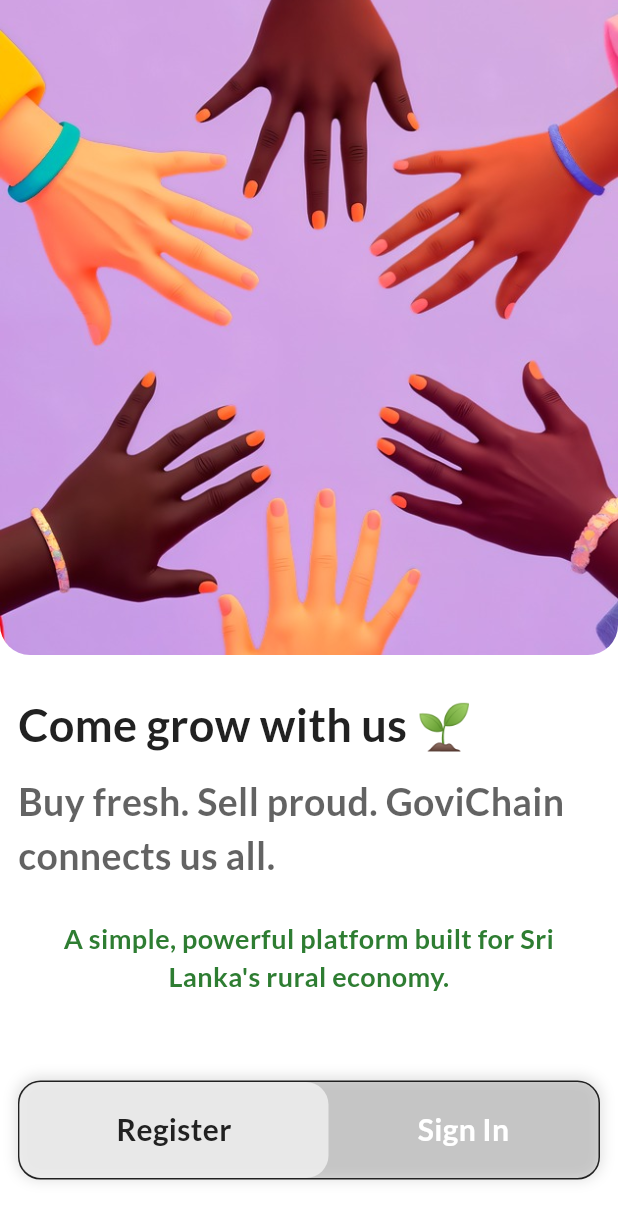
After one commit to nuwan-dharmarathna/codefest-hackathon-2025, a Flutter app: the WelcomeScreen screen opened by its route, on a phone screen of 412 x 824 dp. The commit adds this screen. Shown: the top 1221 px of the screen. Run offline on Flutter 3.47's test engine with Material 3 defaults, Android fonts, the phone set to English and light mode, and no system bars; our stand-ins replace go_router, google_fonts, smooth_page_indicator.

Commit message:
Add routing and screen implementations for onboarding flow
- Implemented GoRouter for navigation in the app.
- Created RouterNames class to manage route names.
- Developed SigninScreen and SignupScreen with basic UI.
- Added WelcomeScreen with navigation to Sign In and Register options.
- Introduced SplashScreen and OnboardingScreen as part of the onboarding process.

```diff
--- a/src/frontend/lib/main.dart
+++ b/src/frontend/lib/main.dart
@@ -1,5 +1,5 @@
 import 'package:flutter/material.dart';
-import 'package:frontend/screens/splash_screen.dart';
+import 'package:frontend/routers/router.dart';
 import 'package:frontend/utils/theme_data.dart';
 
 void main() {
@@ -11,12 +11,12 @@ class MyApp extends StatelessWidget {
 
   @override
   Widget build(BuildContext context) {
-    return MaterialApp(
+    return MaterialApp.router(
       title: "GoviChain",
       debugShowCheckedModeBanner: false,
       theme: lightMode,
       darkTheme: darkMode,
-      home: SplashScreen(),
+      routerConfig: RouterClass().router,
     );
   }
 }
--- /dev/null
+++ b/src/frontend/lib/routers/router.dart
@@ -0,0 +1,39 @@
+import 'package:frontend/routers/router_names.dart';
+import 'package:frontend/screens/onboarding_screen.dart';
+import 'package:frontend/screens/signIn_screen.dart';
+import 'package:frontend/screens/signUp_screen.dart';
+import 'package:frontend/screens/splash_screen.dart';
+import 'package:frontend/screens/welcome_screen.dart';
+import 'package:go_router/go_router.dart';
+
+class RouterClass {
+  final router = GoRouter(
+    routes: [
+      GoRoute(
+        path: "/",
+        name: RouterNames.splash,
+        builder: (context, state) => SplashScreen(),
+      ),
+      GoRoute(
+        path: "/onboarding",
+        name: RouterNames.onboarding,
+        builder: (context, state) => OnboardingScreen(),
+      ),
+      GoRoute(
+        path: "/welcome",
+        name: RouterNames.welcome,
+        builder: (context, state) => WelcomeScreen(),
+      ),
+      GoRoute(
+        path: "/signIn",
+        name: RouterNames.signIn,
+        builder: (context, state) => SigninScreen(),
+      ),
+      GoRoute(
+        path: "/signUp",
+        name: RouterNames.signUp,
+        builder: (context, state) => SignupScreen(),
+      ),
+    ],
+  );
+}
--- /dev/null
+++ b/src/frontend/lib/routers/router_names.dart
@@ -0,0 +1,7 @@
+class RouterNames {
+  static const String splash = "/";
+  static const String onboarding = "/onboarding";
+  static const String welcome = "/welcome";
+  static const String signIn = "/signIn";
+  static const String signUp = "/signUp";
+}
--- a/src/frontend/lib/screens/onboarding_screen.dart
+++ b/src/frontend/lib/screens/onboarding_screen.dart
@@ -1,8 +1,11 @@
 import 'package:flutter/material.dart';
 import 'package:frontend/data/onboarding_data.dart';
 import 'package:frontend/models/onboarding_model.dart';
-import 'package:frontend/screens/user_data_form.dart';
+import 'package:frontend/routers/router.dart';
+import 'package:frontend/routers/router_names.dart';
+import 'package:frontend/screens/welcome_screen.dart';
 import 'package:frontend/widgets/custom_button.dart';
+import 'package:go_router/go_router.dart';
 import 'package:smooth_page_indicator/smooth_page_indicator.dart';
 
 class OnboardingScreen extends StatefulWidget {
@@ -75,12 +78,7 @@ class _OnboardingScreenState extends State<OnboardingScreen> {
                         )
                       : GestureDetector(
                           onTap: () {
-                            Navigator.push(
-                              context,
-                              MaterialPageRoute(
-                                builder: (context) => UserDataForm(),
-                              ),
-                            );
+                            GoRouter.of(context).pushNamed(RouterNames.welcome);
                           },
                           child: CustomButton(
                             title: showDetailsPage ? "Get Started" : "Next",
--- /dev/null
+++ b/src/frontend/lib/screens/signIn_screen.dart
@@ -0,0 +1,15 @@
+import 'package:flutter/material.dart';
+
+class SigninScreen extends StatelessWidget {
+  const SigninScreen({super.key});
+
+  @override
+  Widget build(BuildContext context) {
+    return Scaffold(
+      appBar: AppBar(
+        backgroundColor: Theme.of(context).scaffoldBackgroundColor,
+      ),
+      body: Text("Login"),
+    );
+  }
+}
--- /dev/null
+++ b/src/frontend/lib/screens/signUp_screen.dart
@@ -0,0 +1,15 @@
+import 'package:flutter/material.dart';
+
+class SignupScreen extends StatelessWidget {
+  const SignupScreen({super.key});
+
+  @override
+  Widget build(BuildContext context) {
+    return Scaffold(
+      appBar: AppBar(
+        backgroundColor: Theme.of(context).scaffoldBackgroundColor,
+      ),
+      body: Text("Register"),
+    );
+  }
+}
--- a/src/frontend/lib/screens/splash_screen.dart
+++ b/src/frontend/lib/screens/splash_screen.dart
@@ -1,5 +1,7 @@
 import 'package:flutter/material.dart';
+import 'package:frontend/routers/router_names.dart';
 import 'package:frontend/screens/onboarding_screen.dart';
+import 'package:go_router/go_router.dart';
 
 class SplashScreen extends StatefulWidget {
   const SplashScreen({super.key});
@@ -16,12 +18,8 @@ class _SplashScreenState extends State<SplashScreen> {
   }
 
   void openOnboardingSection() async {
-    await Future.delayed(Duration(seconds: 3));
-    Navigator.pushAndRemoveUntil(
-      context,
-      MaterialPageRoute(builder: (context) => OnboardingScreen()),
-      (route) => false,
-    );
+    await Future.delayed(Duration(seconds: 2));
+    GoRouter.of(context).pushNamed(RouterNames.onboarding);
   }
 
   @override
--- a/src/frontend/lib/screens/user_data_form.dart
+++ /dev/null
@@ -1,10 +0,0 @@
-import 'package:flutter/material.dart';
-
-class UserDataForm extends StatelessWidget {
-  const UserDataForm({super.key});
-
-  @override
-  Widget build(BuildContext context) {
-    return Scaffold(body: Text("User Data Form"));
-  }
-}
--- /dev/null
+++ b/src/frontend/lib/screens/welcome_screen.dart
@@ -0,0 +1,148 @@
+import 'package:flutter/material.dart';
+import 'package:frontend/routers/router_names.dart';
+import 'package:go_router/go_router.dart';
+
+class WelcomeScreen extends StatelessWidget {
+  const WelcomeScreen({super.key});
+
+  @override
+  Widget build(BuildContext context) {
+    return Scaffold(
+      body: Column(
+        children: [
+          Container(
+            width: MediaQuery.of(context).size.width,
+            height: MediaQuery.of(context).size.height * 0.53,
+            decoration: BoxDecoration(
+              borderRadius: BorderRadius.only(
+                bottomLeft: Radius.circular(20),
+                bottomRight: Radius.circular(20),
+              ),
+              color: Colors.transparent,
+            ),
+            child: ClipRRect(
+              borderRadius: BorderRadius.only(
+                bottomLeft: Radius.circular(20),
+                bottomRight: Radius.circular(20),
+              ),
+              child: Image.asset(
+                "assets/images/women_hands.jpeg",
+                width: MediaQuery.of(context).size.width,
+                height: MediaQuery.of(context).size.height,
+                fit: BoxFit.cover,
+              ),
+            ),
+          ),
+          SizedBox(height: 25),
+          Padding(
+            padding: const EdgeInsets.symmetric(horizontal: 12.0),
+            child: Column(
+              crossAxisAlignment: CrossAxisAlignment.start,
+              children: [
+                Text(
+                  "Come grow with us 🌱",
+                  style: TextStyle(fontSize: 30, fontWeight: FontWeight.bold),
+                ),
+                SizedBox(height: 10),
+                Text(
+                  "Buy fresh. Sell proud. GoviChain connects us all.",
+                  style: TextStyle(
+                    fontSize: 25,
+                    fontWeight: FontWeight.w600,
+                    color: Theme.of(
+                      context,
+                    ).colorScheme.onSurface.withOpacity(0.7),
+                  ),
+                ),
+                SizedBox(height: 25),
+                Center(
+                  child: Container(
+                    padding: EdgeInsets.symmetric(horizontal: 20),
+                    child: Text(
+                      "A simple, powerful platform built for Sri Lanka's rural economy.",
+                      textAlign: TextAlign.center,
+                      style: TextStyle(
+                        fontSize: 18,
+                        fontWeight: FontWeight.w600,
+                        color: Theme.of(context).colorScheme.primary,
+                        height: 1.4, // Line height
+                      ),
+                    ),
+                  ),
+                ),
+                SizedBox(height: MediaQuery.of(context).size.height * 0.07),
+                Container(
+                  height: MediaQuery.of(context).size.height * 0.08,
+                  width: MediaQuery.of(context).size.width,
+                  decoration: BoxDecoration(
+                    borderRadius: BorderRadius.circular(15),
+                    border: Border.all(
+                      color: Theme.of(context).colorScheme.onSurface,
+                    ),
+                    color: Theme.of(context).brightness == Brightness.light
+                        ? Colors.black12
+                        : Colors.white12,
+                    boxShadow: [
+                      BoxShadow(
+                        color: Theme.of(context).brightness == Brightness.light
+                            ? Colors.black12
+                            : Colors.white12,
+                        blurRadius: 7,
+                        spreadRadius: 1,
+                        offset: Offset(0, -1),
+                      ),
+                    ],
+                  ),
+                  child: Row(
+                    children: [
+                      Container(
+                        height: MediaQuery.of(context).size.height * 0.08,
+                        width: MediaQuery.of(context).size.width / 2,
+                        decoration: BoxDecoration(
+                          color:
+                              Theme.of(context).brightness == Brightness.light
+                              ? Colors.white60
+                              : Colors.black54,
+                          borderRadius: BorderRadius.circular(15),
+                        ),
+                        child: GestureDetector(
+                          onTap: () {
+                            GoRouter.of(context).pushNamed(RouterNames.signUp);
+                          },
+                          child: Center(
+                            child: Text(
+                              "Register",
+                              style: TextStyle(
+                                fontWeight: FontWeight.bold,
+                                fontSize: 20,
+                              ),
+                            ),
+                          ),
+                        ),
+                      ),
+                      Spacer(),
+                      GestureDetector(
+                        onTap: () {
+                          GoRouter.of(context).pushNamed(RouterNames.signIn);
+                        },
+                        child: Text(
+                          "Sign In",
+                          style: TextStyle(
+                            fontWeight: FontWeight.bold,
+                            fontSize: 20,
+                            color: Theme.of(context).colorScheme.onPrimary,
+                          ),
+                        ),
+                      ),
+                      Spacer(),
+                    ],
+                  ),
+                ),
+              ],
+            ),
+          ),
+        ],
+      ),
+    );
+  }
+}
--- a/src/frontend/pubspec.yaml
+++ b/src/frontend/pubspec.yaml
@@ -36,6 +36,7 @@ dependencies:
   cupertino_icons: ^1.0.8
   google_fonts: ^6.2.1
   smooth_page_indicator: ^1.2.1
+  go_router: ^16.0.0
 
 dev_dependencies:
   flutter_test:
```
Also changed, not shown: src/frontend/assets/images/women_hands.jpeg (added), src/frontend/pubspec.lock.
